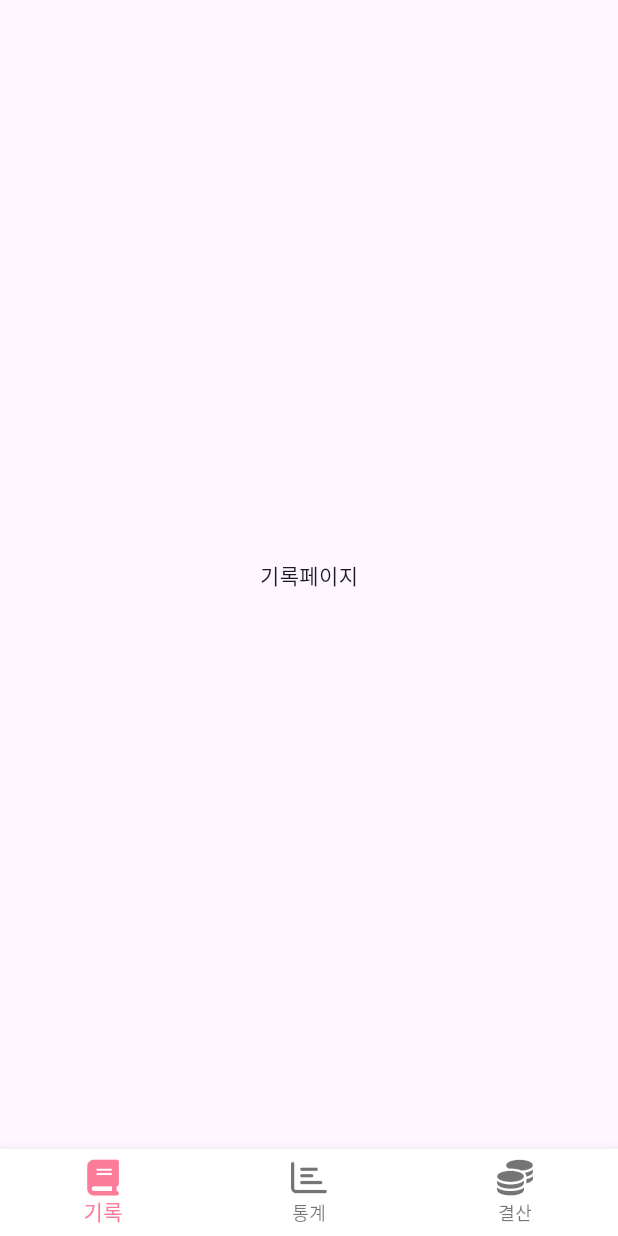
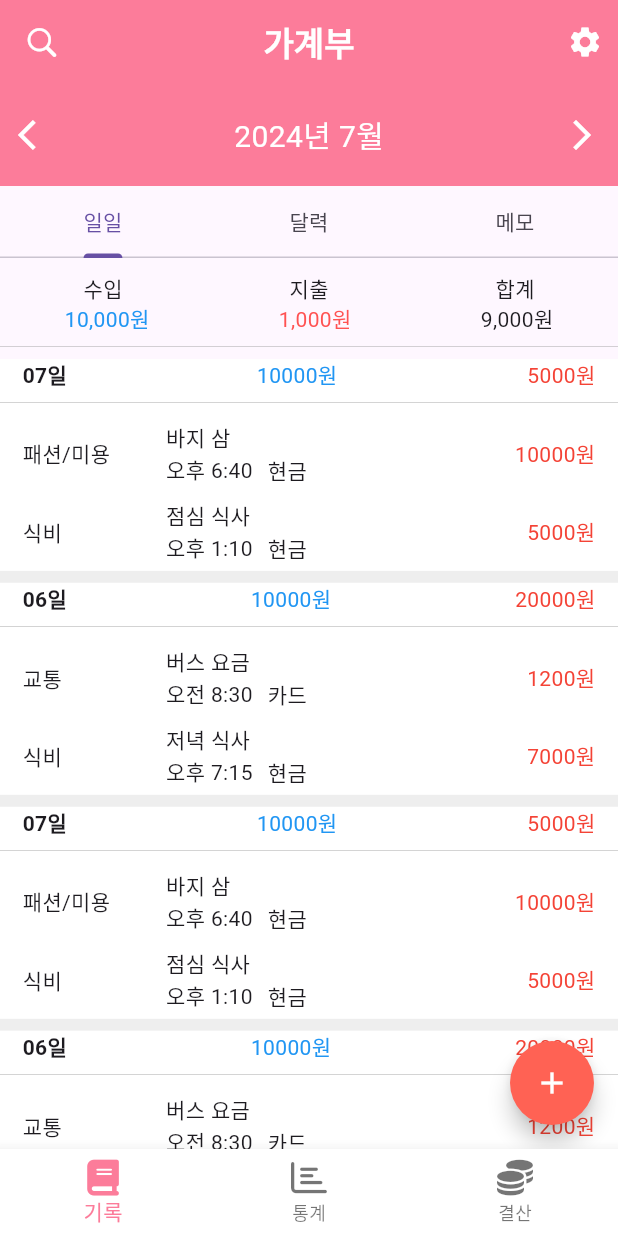
Before and after one commit to greenpig4b/pink-project-flutter, a Flutter app: the screen it shows after launch, after a tap on "로그인", on a phone screen of 412 x 824 dp. Run offline on Flutter 3.47's test engine with Material 3 defaults, Android fonts, the phone set to English and light mode, and no system bars; our stand-ins replace flutter_riverpod, font_awesome_flutter.

Commit message:
appbar tabbar 적용

```diff
--- /dev/null
+++ b/lib/data/history/ListDummy.dart
@@ -0,0 +1,254 @@
+const List<Map<String, dynamic>> historyList = [
+  {
+    "date": "07",
+    "income": "10000",
+    "outgo": "5000",
+    "records": [
+      {
+        "category": "패션/미용",
+        "description": "바지 삼",
+        "amount": "10000원",
+        "time": "오후 6:40",
+        "pay": "현금"
+      },
+      {
+        "category": "식비",
+        "description": "점심 식사",
+        "amount": "5000원",
+        "time": "오후 1:10",
+        "pay": "현금"
+      },
+    ]
+  },
+  {
+    "date": "06",
+    "income": "10000",
+    "outgo": "20000",
+    "records": [
+      {
+        "category": "교통",
+        "description": "버스 요금",
+        "amount": "1200원",
+        "time": "오전 8:30",
+        "pay": "카드"
+      },
+      {
+        "category": "식비",
+        "description": "저녁 식사",
+        "amount": "7000원",
+        "time": "오후 7:15",
+        "pay": "현금"
+      },
+    ]
+  },
+  {
+    "date": "07",
+    "income": "10000",
+    "outgo": "5000",
+    "records": [
+      {
+        "category": "패션/미용",
+        "description": "바지 삼",
+        "amount": "10000원",
+        "time": "오후 6:40",
+        "pay": "현금"
+      },
+      {
+        "category": "식비",
+        "description": "점심 식사",
+        "amount": "5000원",
+        "time": "오후 1:10",
+        "pay": "현금"
+      },
+    ]
+  },
+  {
+    "date": "06",
+    "income": "10000",
+    "outgo": "20000",
+    "records": [
+      {
+        "category": "교통",
+        "description": "버스 요금",
+        "amount": "1200원",
+        "time": "오전 8:30",
+        "pay": "카드"
+      },
+      {
+        "category": "식비",
+        "description": "저녁 식사",
+        "amount": "7000원",
+        "time": "오후 7:15",
+        "pay": "현금"
+      },
+    ]
+  },
+  {
+    "date": "07",
+    "income": "10000",
+    "outgo": "5000",
+    "records": [
+      {
+        "category": "패션/미용",
+        "description": "바지 삼",
+        "amount": "10000원",
+        "time": "오후 6:40",
+        "pay": "현금"
+      },
+      {
+        "category": "식비",
+        "description": "점심 식사",
+        "amount": "5000원",
+        "time": "오후 1:10",
+        "pay": "현금"
+      },
+    ]
+  },
+  {
+    "date": "06",
+    "income": "10000",
+    "outgo": "20000",
+    "records": [
+      {
+        "category": "교통",
+        "description": "버스 요금",
+        "amount": "1200원",
+        "time": "오전 8:30",
+        "pay": "카드"
+      },
+      {
+        "category": "식비",
+        "description": "저녁 식사",
+        "amount": "7000원",
+        "time": "오후 7:15",
+        "pay": "현금"
+      },
+    ]
+  },
+  {
+    "date": "07",
+    "income": "10000",
+    "outgo": "5000",
+    "records": [
+      {
+        "category": "패션/미용",
+        "description": "바지 삼",
+        "amount": "10000원",
+        "time": "오후 6:40",
+        "pay": "현금"
+      },
+      {
+        "category": "식비",
+        "description": "점심 식사",
+        "amount": "5000원",
+        "time": "오후 1:10",
+        "pay": "현금"
+      },
+    ]
+  },
+  {
+    "date": "06",
+    "income": "10000",
+    "outgo": "20000",
+    "records": [
+      {
+        "category": "교통",
+        "description": "버스 요금",
+        "amount": "1200원",
+        "time": "오전 8:30",
+        "pay": "카드"
+      },
+      {
+        "category": "식비",
+        "description": "저녁 식사",
+        "amount": "7000원",
+        "time": "오후 7:15",
+        "pay": "현금"
+      },
+    ]
+  },
+  {
+    "date": "07",
+    "income": "10000",
+    "outgo": "5000",
+    "records": [
+      {
+        "category": "패션/미용",
+        "description": "바지 삼",
+        "amount": "10000원",
+        "time": "오후 6:40",
+        "pay": "현금"
+      },
+      {
+        "category": "식비",
+        "description": "점심 식사",
+        "amount": "5000원",
+        "time": "오후 1:10",
+        "pay": "현금"
+      },
+    ]
+  },
+  {
+    "date": "06",
+    "income": "10000",
+    "outgo": "20000",
+    "records": [
+      {
+        "category": "교통",
+        "description": "버스 요금",
+        "amount": "1200원",
+        "time": "오전 8:30",
+        "pay": "카드"
+      },
+      {
+        "category": "식비",
+        "description": "저녁 식사",
+        "amount": "7000원",
+        "time": "오후 7:15",
+        "pay": "현금"
+      },
+    ]
+  },
+  {
+    "date": "07",
+    "income": "10000",
+    "outgo": "5000",
+    "records": [
+      {
+        "category": "패션/미용",
+        "description": "바지 삼",
+        "amount": "10000원",
+        "time": "오후 6:40",
+        "pay": "현금"
+      },
+      {
+        "category": "식비",
+        "description": "점심 식사",
+        "amount": "5000원",
+        "time": "오후 1:10",
+        "pay": "현금"
+      },
+    ]
+  },
+  {
+    "date": "06",
+    "income": "10000",
+    "outgo": "20000",
+    "records": [
+      {
+        "category": "교통",
+        "description": "버스 요금",
+        "amount": "1200원",
+        "time": "오전 8:30",
+        "pay": "카드"
+      },
+      {
+        "category": "식비",
+        "description": "저녁 식사",
+        "amount": "7000원",
+        "time": "오후 7:15",
+        "pay": "현금"
+      },
+    ]
+  },
+];
--- a/lib/main.dart
+++ b/lib/main.dart
@@ -1,8 +1,15 @@
 import 'package:flutter/material.dart';
+import 'package:flutter_riverpod/flutter_riverpod.dart';
+import 'package:intl/date_symbol_data_local.dart';
+import 'package:flutter_localizations/flutter_localizations.dart';
 import 'package:pinkpig_project_flutter/ui/startview/startview_page.dart';
+GlobalKey<NavigatorState> navigatorKey = GlobalKey<NavigatorState>();
 
-void main() {
-  runApp(const MyApp());
+void main() async {
+  WidgetsFlutterBinding.ensureInitialized();
+  await initializeDateFormatting('ko', null); // 로케일 데이터 초기화
+
+  runApp(ProviderScope(child: const MyApp()));
 }
 
 class MyApp extends StatelessWidget {
@@ -11,7 +18,19 @@
   @override
   Widget build(BuildContext context) {
     return MaterialApp(
-      home: StartviewPage()
+      debugShowCheckedModeBanner: false,
+      home: StartviewPage(),
+      theme: ThemeData(
+        primarySwatch: Colors.pink,
+      ),
+      localizationsDelegates: const [
+        GlobalMaterialLocalizations.delegate,
+        GlobalWidgetsLocalizations.delegate,
+        GlobalCupertinoLocalizations.delegate,
+      ],
+      supportedLocales: const [
+        Locale('ko', 'KR'), // 한국어 로케일 지원
+      ],
     );
   }
 }
--- /dev/null
+++ b/lib/ui/components/under_line_widget.dart
@@ -0,0 +1,15 @@
+import 'package:flutter/material.dart';
+
+class UnderLineWidget extends StatelessWidget {
+  const UnderLineWidget({super.key});
+
+  @override
+  Widget build(BuildContext context) {
+    return Container(
+      margin: const EdgeInsets.symmetric(vertical: 8.0),
+      width: double.infinity,
+      height: 0.3,
+      color: Colors.grey,
+    );
+  }
+}
--- /dev/null
+++ b/lib/ui/main/history/components/calender_widget.dart
@@ -0,0 +1,47 @@
+import 'package:flutter/material.dart';
+import 'package:intl/intl.dart';
+
+class CalendarWidget extends StatefulWidget {
+  @override
+  _CalendarWidgetState createState() => _CalendarWidgetState();
+}
+
+class _CalendarWidgetState extends State<CalendarWidget> {
+  DateTime _selectedDate = DateTime.now();
+
+  void _prevMonth() {
+    setState(() {
+      _selectedDate = DateTime(_selectedDate.year, _selectedDate.month - 1, 1);
+    });
+  }
+
+  void _nextMonth() {
+    setState(() {
+      _selectedDate = DateTime(_selectedDate.year, _selectedDate.month + 1, 1);
+    });
+  }
+
+  @override
+  Widget build(BuildContext context) {
+    return Container(color: Color(0xFFFC7C9A),
+      padding: EdgeInsets.symmetric(vertical: 10.0),
+      child: Row(
+        mainAxisAlignment: MainAxisAlignment.spaceBetween,
+        children: [
+          IconButton(
+            icon: Icon(Icons.arrow_back_ios, color: Colors.white),
+            onPressed: _prevMonth,
+          ),
+          Text(
+            DateFormat.yMMMM('ko_KR').format(_selectedDate),
+            style: TextStyle(fontSize: 20, color: Colors.white),
+          ),
+          IconButton(
+            icon: Icon(Icons.arrow_forward_ios, color: Colors.white),
+            onPressed: _nextMonth,
+          ),
+        ],
+      ),
+    );
+  }
+}
--- /dev/null
+++ b/lib/ui/main/history/components/daily_list_appbar.dart
@@ -0,0 +1,28 @@
+import 'package:flutter/cupertino.dart';
+import 'package:flutter/material.dart';
+
+class DailyListAppbar extends StatelessWidget implements PreferredSizeWidget {
+  final String title;
+
+  const DailyListAppbar({super.key, required this.title});
+
+  @override
+  Widget build(BuildContext context) {
+    return AppBar(
+      backgroundColor: const Color(0xFFFC7C9A),
+      elevation: 0.0,
+      leading: const Icon(CupertinoIcons.search, color: Colors.white),
+      title: Text(title, style: const TextStyle(color: Colors.white, fontWeight: FontWeight.bold)),
+      centerTitle: true,
+      actions: [
+        const Padding(
+          padding: EdgeInsets.only(right: 10.0),
+          child: Icon(Icons.settings, color: Colors.white),
+        )
+      ],
+    );
+  }
+
+  @override
+  Size get preferredSize => const Size.fromHeight(kToolbarHeight);
+}
--- /dev/null
+++ b/lib/ui/main/history/components/history_list.dart
@@ -0,0 +1,51 @@
+import 'package:flutter/material.dart';
+
+class HistoryList extends StatelessWidget {
+  final List<Map<String, String>> items;
+
+  const HistoryList({Key? key, required this.items}) : super(key: key);
+
+  @override
+  Widget build(BuildContext context) {
+    return Column(
+      children: items.map((item) {
+        return Padding(
+          padding: const EdgeInsets.symmetric(horizontal: 15, vertical: 5),
+          child: Row(
+            mainAxisAlignment: MainAxisAlignment.spaceBetween,
+            children: [
+              Expanded(
+                flex: 2,
+                child: Text(item["category"]!),
+              ),
+              Expanded(
+                flex: 4,
+                child: Column(
+                  crossAxisAlignment: CrossAxisAlignment.start,
+                  children: [
+                    Text(item["description"]!),
+                    Row(
+                      children: [
+                        Text(item["time"]!),
+                        SizedBox(width: 10),
+                        Text(item["pay"]!)
+                      ],
+                    ),
+                  ],
+                ),
+              ),
+              Expanded(
+                flex: 2,
+                child: Text(
+                  item["amount"]!,
+                  style: const TextStyle(color: Colors.red),
+                  textAlign: TextAlign.end,
+                ),
+              ),
+            ],
+          ),
+        );
+      }).toList(),
+    );
+  }
+}
--- /dev/null
+++ b/lib/ui/main/history/components/history_record_detail.dart
@@ -0,0 +1,75 @@
+import 'package:flutter/cupertino.dart';
+import 'package:flutter/material.dart';
+
+import '../../../../data/history/ListDummy.dart';
+import '../../../components/under_line_widget.dart';
+import 'history_list.dart';
+
+class HistoryRecordDetail extends StatelessWidget {
+  const HistoryRecordDetail({super.key});
+
+  @override
+  Widget build(BuildContext context) {
+    return Scaffold(
+      // 원형 버튼
+      floatingActionButton: FloatingActionButton(
+        onPressed: () {
+          // Navigator.push(context,MaterialPageRoute(builder: (context) => RecordWritePage()),
+          // );
+        },
+        child: Icon(Icons.add,color: Colors.white,),
+        backgroundColor: Color(0xFFFF6254),
+        shape: CircleBorder(),
+      ),
+      body: NestedScrollView(
+        headerSliverBuilder: (BuildContext context, bool innerBoxIsScrolled) {
+          return <Widget>[];
+        },
+        body: ListView.builder(
+          itemCount: historyList.length,
+          itemBuilder: (BuildContext context, int index) {
+            final record = historyList[index];
+            return Column(
+              children: [
+                Container(
+                  color: Colors.white,
+                  child: Column(
+                    children: [
+                      Padding(
+                        padding: const EdgeInsets.symmetric(horizontal: 15),
+                        child: Row(
+                          mainAxisAlignment: MainAxisAlignment.spaceBetween,
+                          children: [
+                            Text(
+                              "${record['date']}일",
+                              style: TextStyle(
+                                fontWeight: FontWeight.bold,
+                              ),
+                            ),
+                            Text("${record['income']}원", style: TextStyle(color: Colors.blue)),
+                            Text(
+                              "${record['outgo']}원",
+                              style: TextStyle(color: Colors.red),
+                            ),
+                          ],
+                        ),
+                      ),
+                      UnderLineWidget(),
+                      HistoryList(items: record['records']),
+                      SizedBox(
+                        height: 8,
+                        child: Container(
+                          color: Colors.grey[200],
+                        ),
+                      ),
+                    ],
+                  ),
+                ),
+              ],
+            );
+          },
+        ),
+      ),
+    );
+  }
+}
--- /dev/null
+++ b/lib/ui/main/history/components/history_total_account.dart
@@ -0,0 +1,34 @@
+import 'package:flutter/material.dart';
+
+class HistoryTotalAccount extends StatelessWidget {
+  const HistoryTotalAccount({super.key});
+
+  @override
+  Widget build(BuildContext context) {
+    return Column(
+      children: [
+        Padding(
+          padding: const EdgeInsets.only(top: 10.0),
+          child: Row(
+            mainAxisAlignment: MainAxisAlignment.spaceAround,
+            children: [
+              Text("수입"),
+              Text("지출"),
+              Text("합계"),
+            ],
+          ),
+        ),
+        Row(
+          mainAxisAlignment: MainAxisAlignment.spaceAround,
+          children: [
+            Text("10,000원", style: TextStyle(color: Colors.blue),
+            ),
+            Text("1,000원", style: TextStyle(color: Colors.redAccent),
+            ),
+            Text("9,000원"),
+          ],
+        ),
+      ],
+    );
+  }
+}
--- /dev/null
+++ b/lib/ui/main/history/history_calender_page.dart
@@ -0,0 +1,10 @@
+import 'package:flutter/material.dart';
+
+class HistoryCalenderPage extends StatelessWidget {
+  const HistoryCalenderPage({super.key});
+
+  @override
+  Widget build(BuildContext context) {
+    return const Placeholder();
+  }
+}
--- /dev/null
+++ b/lib/ui/main/history/history_daily_page.dart
@@ -0,0 +1,21 @@
+import 'package:flutter/material.dart';
+import 'package:pinkpig_project_flutter/ui/main/history/components/daily_list_appbar.dart';
+
+import '../../components/under_line_widget.dart';
+import 'components/history_record_detail.dart';
+import 'components/history_total_account.dart';
+
+class HistoryDailyPage extends StatelessWidget {
+  const HistoryDailyPage({super.key});
+
+  @override
+  Widget build(BuildContext context) {
+    return Column(
+      children: [
+        HistoryTotalAccount(),
+        UnderLineWidget(),
+        Expanded(child: HistoryRecordDetail())
+      ],
+    );
+  }
+}
--- /dev/null
+++ b/lib/ui/main/history/history_memo_page.dart
@@ -0,0 +1,10 @@
+import 'package:flutter/material.dart';
+
+class HistoryMemoPage extends StatelessWidget {
+  const HistoryMemoPage({super.key});
+
+  @override
+  Widget build(BuildContext context) {
+    return const Placeholder();
+  }
+}
--- a/lib/ui/main/history/history_page.dart
+++ b/lib/ui/main/history/history_page.dart
@@ -1,12 +1,36 @@
 
 import 'package:flutter/material.dart';
+import 'package:pinkpig_project_flutter/ui/main/history/history_calender_page.dart';
+
+import 'components/calender_widget.dart';
+import 'history_daily_page.dart';
+import 'history_memo_page.dart';
 
 class HistoryPage extends StatelessWidget {
   @override
   Widget build(BuildContext context) {
-    return Scaffold(
-      body: Center(
-        child: Text('기록페이지'),
+    return DefaultTabController(
+      length: 3,
+      child: Column(
+        children: [
+          CalendarWidget(),
+          TabBar(
+            tabs: const [
+              Tab(text: "일일"),
+              Tab(text: "달력"),
+              Tab(text: "메모")
+            ],
+          ),
+          Expanded(
+            child: TabBarView(
+              children: [
+                HistoryDailyPage(),
+                HistoryCalenderPage(),
+                HistoryMemoPage(),
+              ],
+            ),
+          ),
+        ],
       ),
     );
   }
--- a/lib/ui/main/main_page.dart
+++ b/lib/ui/main/main_page.dart
@@ -1,4 +1,5 @@
 import 'package:flutter/material.dart';
+import 'package:pinkpig_project_flutter/ui/main/history/components/daily_list_appbar.dart';
 import 'package:pinkpig_project_flutter/ui/main/result/result_page.dart';
 
 import '../components/custom_bottom_navigation_bar.dart';
@@ -7,18 +8,14 @@ import 'history/history_page.dart';
 
 
 class MainPage extends StatefulWidget {
+  const MainPage({super.key});
+
   @override
-  _MainPageState createState() => _MainPageState();
+  State<MainPage> createState() => _MainPageState();
 }
 
 class _MainPageState extends State<MainPage> {
   int _selectedIndex = 0;
-
-  final List<Widget> _widgetOptions = <Widget>[
-    HistoryPage(),
-    ChartPage(),
-    ResultPage()
-  ];
 
   void _onItemTapped(int index) {
     setState(() {
@@ -29,8 +26,14 @@ class _MainPageState extends State<MainPage> {
   @override
   Widget build(BuildContext context) {
     return Scaffold(
-      body: Center(
-        child: _widgetOptions.elementAt(_selectedIndex),
+      appBar: DailyListAppbar(title: "가계부"), // CustomAppBar 사용
+      body: IndexedStack(
+        index: _selectedIndex,
+        children:  [
+          HistoryPage(),
+          ChartPage(),
+          ResultPage()
+        ],
       ),
       bottomNavigationBar: CustomBottomNavigationBar(
         selectedIndex: _selectedIndex,
```
Also changed, not shown: pubspec.yaml (+6 -1 lines), pubspec.lock.
